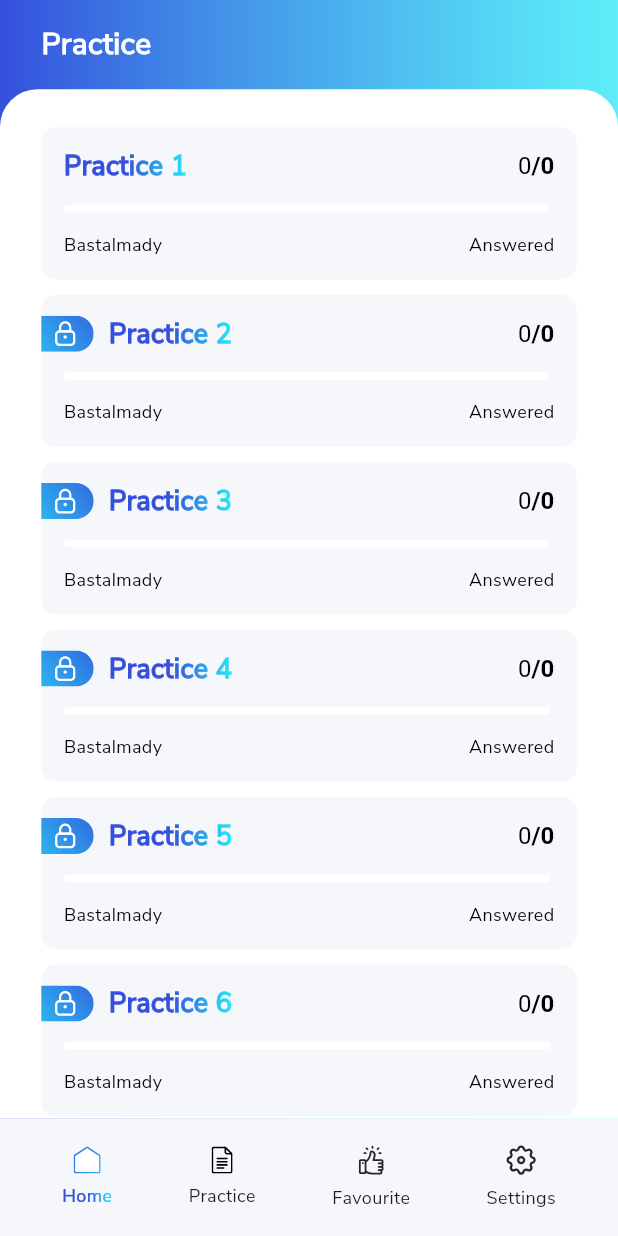
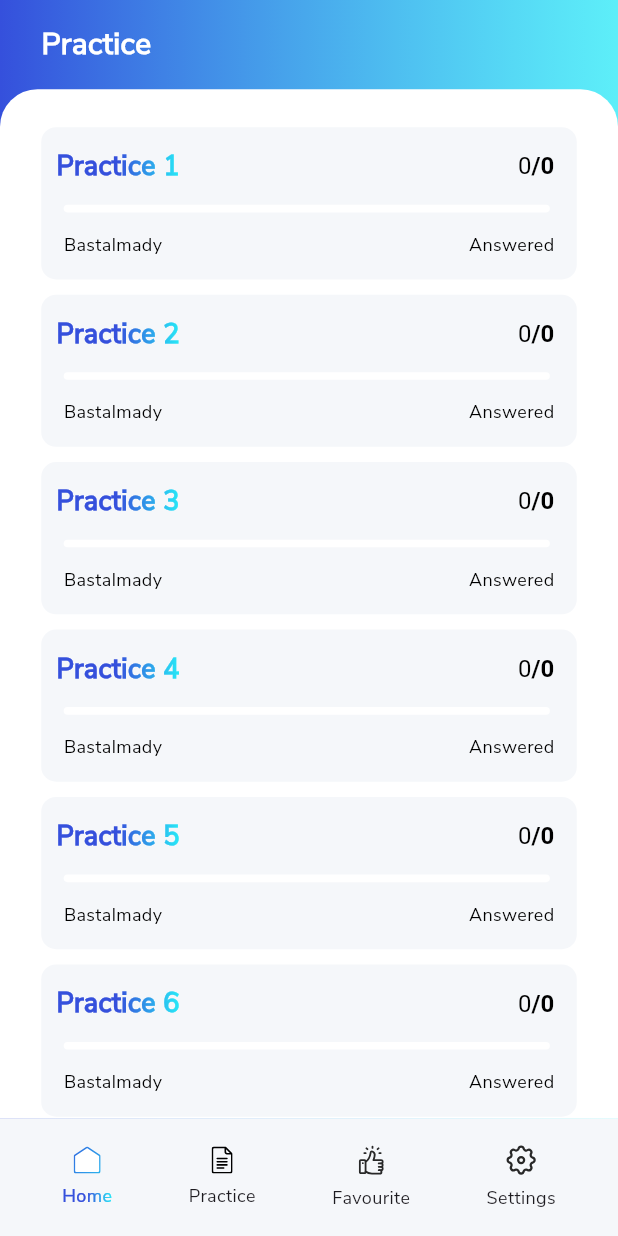
Before and after one commit to s0urav-hald3r/PDD-KZ, a Flutter app: the screen it shows after launch, swiped to page 2, on a phone screen of 412 x 824 dp. Run offline on Flutter 3.47's test engine with Material 3 defaults, Android fonts, the phone set to English and light mode, and no system bars; drawn by our look-alikes of percent_indicator, simple_gradient_text, skeletonizer; our stand-ins replace flutter_svg, freezed_annotation, get, get_storage, page_transition; generated files the repository leaves out were written again; network calls fail.

Commit message:
refactor(practice): simplify practice card logic and remove pro user check
- Remove pro user check from practice card navigation logic
- Clean up commented code related to pro user functionality
- Update HomeController to remove isProUser variable
- Adjust question navigation logic in PracticeController for clarity

```diff
--- a/lib/components/practice_card.dart
+++ b/lib/components/practice_card.dart
@@ -1,14 +1,10 @@
 import 'package:exam_app/config/colors.dart';
-import 'package:exam_app/config/icons.dart';
-import 'package:exam_app/controllers/home_controller.dart';
 import 'package:exam_app/controllers/practice_controller.dart';
 import 'package:exam_app/controllers/timer_controller.dart';
 import 'package:exam_app/services/navigator_key.dart';
 import 'package:exam_app/utils/extension.dart';
-import 'package:exam_app/views/premium_page.dart';
 import 'package:exam_app/views/q_a_page.dart';
 import 'package:flutter/material.dart';
-import 'package:flutter_svg/flutter_svg.dart';
 import 'package:get/get.dart';
 import 'package:percent_indicator/linear_percent_indicator.dart';
 import 'package:simple_gradient_text/simple_gradient_text.dart';
@@ -40,13 +36,9 @@ class _PracticeCardState extends State<PracticeCard> {
       onTap: () {
         if (controller.practiceSetLen == 0) return;
 
-        if (widget.index != 0 && !HomeController.instance.isProUser) {
-          NavigatorKey.push(const PremiumPage());
-        } else {
-          NavigatorKey.push(
-            QAPage(controller: controller, timerController: timerController),
-          );
-        }
+        NavigatorKey.push(
+          QAPage(controller: controller, timerController: timerController),
+        );
       },
       child: Container(
         width: MediaQuery.of(context).size.width,
@@ -59,10 +51,10 @@ class _PracticeCardState extends State<PracticeCard> {
         child: Column(children: [
           const SizedBox(height: 13),
           Row(children: [
-            if (widget.index != 0 && !HomeController.instance.isProUser)
-              SvgPicture.asset(lockTutorialsIcon)
-            else
-              const SizedBox(width: 5),
+            // if (widget.index != 0 && !HomeController.instance.isProUser)
+            //   SvgPicture.asset(lockTutorialsIcon)
+            // else
+            //   const SizedBox(width: 5),
             const SizedBox(width: 10),
             GradientText(
               'Practice ${widget.index + 1}',
--- a/lib/controllers/home_controller.dart
+++ b/lib/controllers/home_controller.dart
@@ -14,20 +14,17 @@ class HomeController extends GetxController {
 
   // Private variables
   final RxInt _homeIndex = 0.obs;
-  final RxBool _isProUser = false.obs;
   final RxBool _isLoading = false.obs;
   final RxMap<int, List<PracticeSetModel>> _questionSets =
       <int, List<PracticeSetModel>>{}.obs;
 
   // Getters
   int get homeIndex => _homeIndex.value;
-  bool get isProUser => _isProUser.value;
   bool get isLoading => _isLoading.value;
   Map<int, List<PracticeSetModel>> get questionSets => _questionSets;
 
   // Setters
   set homeIndex(value) => _homeIndex.value = value;
-  set isProUser(value) => _isProUser.value = value;
   set isLoading(value) => _isLoading.value = value;
   set questionSets(value) => _questionSets.value = value;
 
--- a/lib/views/q_a_page.dart
+++ b/lib/views/q_a_page.dart
@@ -120,7 +120,7 @@ class QAPage extends StatelessWidget {
                         ),
                       ]);
                 }),
-                SizedBox(height: MediaQuery.of(context).padding.bottom)
+                // SizedBox(height: MediaQuery.of(context).padding.bottom)
               ]),
             ),
           )
```
Also changed, not shown: lib/components/question.dart (+6 -4 lines), lib/controllers/practice_controller.dart (+3 -6 lines), 1 other file.
